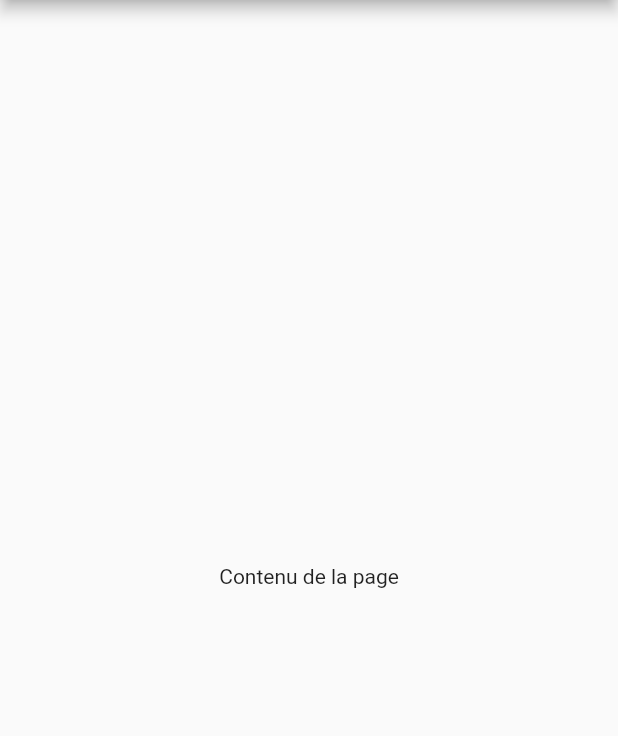
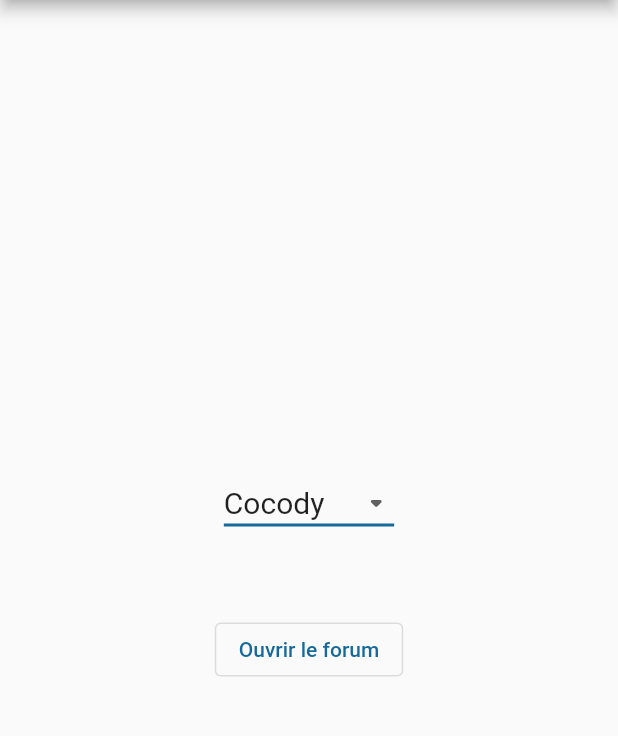
Before and after one commit to sovmulax/Routier, a Flutter app: the MyHomePage screen opened directly, on a phone screen of 412 x 824 dp, the part 84-820 px from its top. Run offline on Flutter 3.47's test engine with Material 2 defaults, Android fonts, the phone set to English and light mode, and no system bars.

Commit message:
Premiere partie 'Forum'

```diff
--- a/lib/forum.dart
+++ /dev/null
@@ -1,49 +0,0 @@
-import 'package:flutter/material.dart';
-import 'package:routier/menu.dart';
-
-void main() {
-  runApp(const Forum());
-}
-
-class Forum extends StatelessWidget {
-  const Forum({Key? key}) : super(key: key);
-
-  @override
-  Widget build(BuildContext context) {
-    return MaterialApp(
-      title: 'Forum',
-      theme: ThemeData(
-        primarySwatch: Colors.blue,
-      ),
-      home: const MyHomePage(title: 'FORUM'),
-    );
-  }
-}
-
-class MyHomePage extends StatelessWidget {
-  final String title;
-  const MyHomePage({Key? key, required this.title}) : super(key: key);
-  @override
-  Widget build(BuildContext context) {
-    return Scaffold(
-      appBar: AppBar(
-        actions: [
-          Container(
-            child: Image.asset('assets/images/logo.png', width: 50,),
-            margin: const EdgeInsets.only(right: 20),
-          )
-        ],
-        title: Text(
-          title,
-          textAlign: TextAlign.center,
-        ),
-
-        backgroundColor: const Color.fromRGBO(21, 106, 155, 1),
-      ),
-      body: const Center(
-        child: Text('Contenu de la page'),
-      ),
-      drawer: const SideMenu()
-    );
-  }
-}
--- /dev/null
+++ b/lib/forum/forum.dart
@@ -0,0 +1,111 @@
+import 'package:flutter/material.dart';
+import 'package:routier/menu.dart';
+
+void main() {
+  runApp(const Forum());
+}
+
+class Forum extends StatelessWidget {
+  const Forum({Key? key}) : super(key: key);
+
+  @override
+  Widget build(BuildContext context) {
+    return MaterialApp(
+      title: 'Forum',
+      theme: ThemeData(
+        primarySwatch: Colors.blue,
+      ),
+      home: const MyHomePage(title: 'FORUM'),
+    );
+  }
+}
+
+class MyHomePage extends StatelessWidget {
+  final String title;
+  const MyHomePage({Key? key, required this.title}) : super(key: key);
+
+  @override
+  Widget build(BuildContext context) {
+    return Scaffold(
+        appBar: AppBar(
+          actions: [
+            Container(
+              child: Image.asset(
+                'assets/images/logo.png',
+                width: 50,
+              ),
+              margin: const EdgeInsets.only(right: 20),
+            )
+          ],
+          title: Text(
+            title,
+            textAlign: TextAlign.center,
+          ),
+          backgroundColor: const Color.fromRGBO(21, 106, 155, 1),
+        ),
+        body: Center(
+            child: Column(
+          mainAxisAlignment: MainAxisAlignment.center,
+          crossAxisAlignment: CrossAxisAlignment.center,
+          children: [
+            const Liste(), //Liste de commune
+            const SizedBox(
+              //Espace
+              height: 50,
+            ),
+            OutlinedButton(
+              //Boutton
+              style: OutlinedButton.styleFrom(
+                primary: const Color.fromRGBO(21, 106, 155, 1),
+              ),
+              onPressed: () {},
+              child: const Text(
+                'Ouvrir le forum',
+              ),
+            )
+          ],
+        )),
+        drawer: const SideMenu());
+  }
+}
+
+class Liste extends StatefulWidget {
+  const Liste({Key? key}) : super(key: key);
+
+  @override
+  State<Liste> createState() => ListeCommune();
+}
+
+class ListeCommune extends State<Liste> {
+  String valeurChoisie = 'Cocody';
+
+  @override
+  Widget build(BuildContext context) {
+    return DropdownButton<String>(
+      value: valeurChoisie,
+      icon: const Icon(Icons.arrow_drop_down_rounded),
+      elevation: 16,
+      underline: Container(
+        height: 2,
+        color: const Color.fromRGBO(21, 106, 155, 1),
+      ),
+      onChanged: (String? newValue) {
+        setState(() {
+          valeurChoisie = newValue!;
+        });
+      },
+      items: <String>['Cocody', 'Adjamé', 'Treichville']
+          .map<DropdownMenuItem<String>>((String value) {
+        return DropdownMenuItem<String>(
+          value: value,
+          child: Text(
+            value,
+            style: const TextStyle(
+              fontSize: 20,
+            ),
+          ),
+        );
+      }).toList(),
+    );
+  }
+}
--- a/lib/menu.dart
+++ b/lib/menu.dart
@@ -2,7 +2,7 @@
 import 'package:routier/actualit%C3%A9/fil.dart';
 import 'package:routier/annuaire.dart';
 import 'package:routier/calendrier/events.dart';
-import 'package:routier/forum.dart';
+import 'package:routier/forum/forum.dart';
 
 class SideMenu extends StatelessWidget{
   const SideMenu({Key? key}) : super(key: key);
```
Also changed, not shown: 6 other files.
